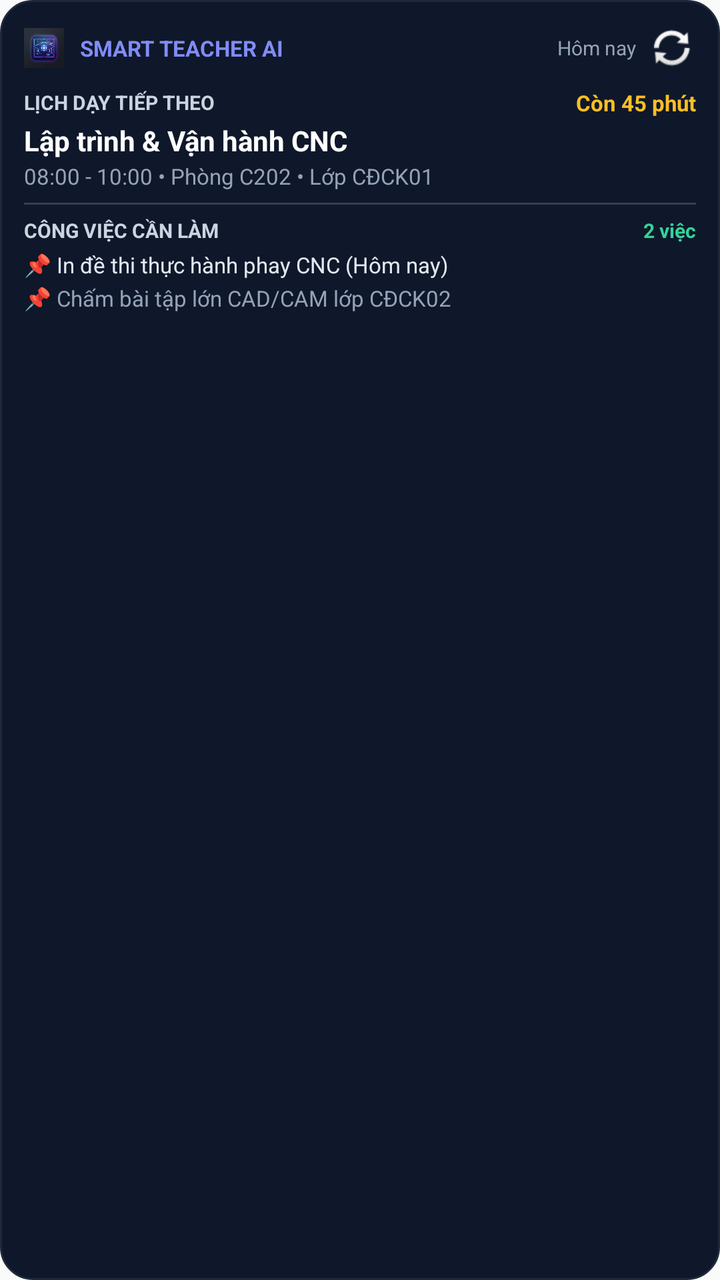
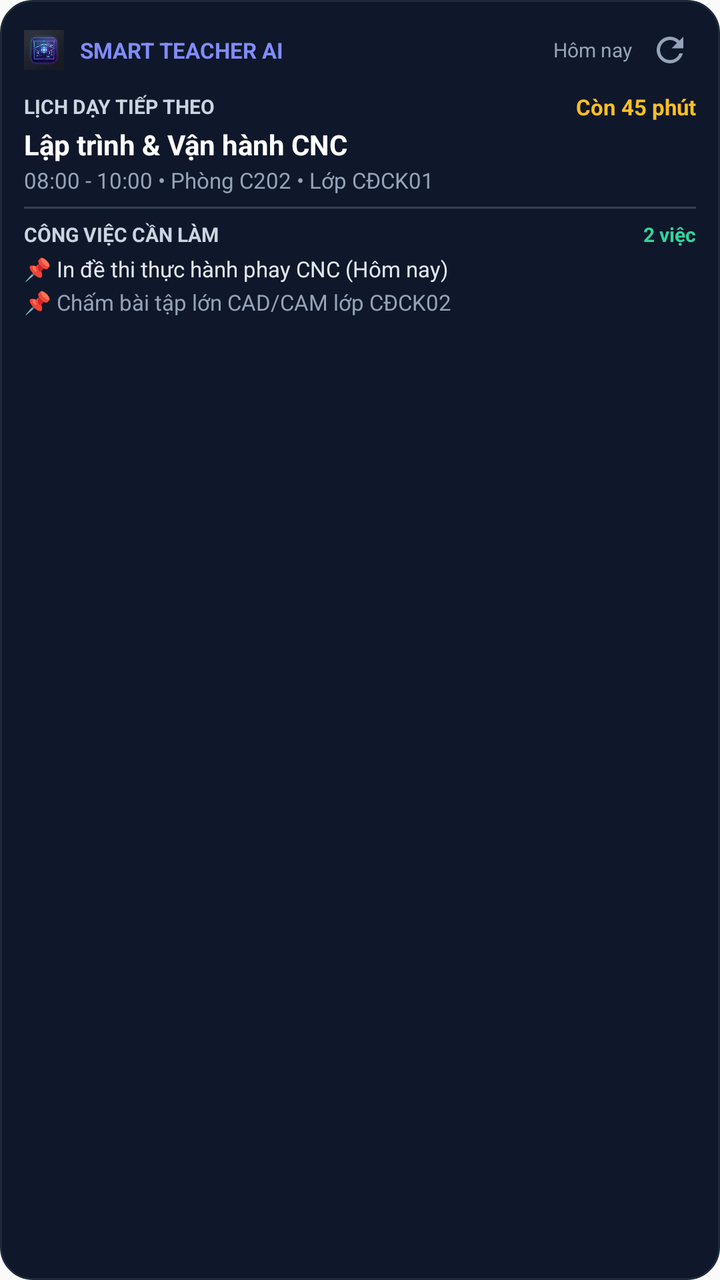

The first picture is an Android layout as it rendered before a commit; the second is the same layout after the commit. The layout source and the unified diff follow.
<!-- AndroidManifest.xml: application theme Theme.SmartTeacherSchedule -->
<!-- res/layout/widget_next_class.xml -->
<?xml version="1.0" encoding="utf-8"?>
<LinearLayout xmlns:android="http://schemas.android.com/apk/res/android"
    android:id="@+id/widget_root"
    android:layout_width="match_parent"
    android:layout_height="match_parent"
    android:background="@drawable/widget_background"
    android:orientation="vertical"
    android:padding="12dp">

    
    <LinearLayout
        android:layout_width="match_parent"
        android:layout_height="wrap_content"
        android:gravity="center_vertical"
        android:orientation="horizontal">

        <ImageView
            android:layout_width="20dp"
            android:layout_height="20dp"
            android:src="@drawable/app_logo"
            android:contentDescription="Logo" />

        <TextView
            android:layout_width="0dp"
            android:layout_height="wrap_content"
            android:layout_marginStart="8dp"
            android:layout_weight="1"
            android:text="SMART TEACHER AI"
            android:textColor="#818CF8"
            android:textSize="11sp"
            android:textStyle="bold" />

        <TextView
            android:id="@+id/widget_date"
            android:layout_width="wrap_content"
            android:layout_height="wrap_content"
            android:text="Hôm nay"
            android:textColor="#94A3B8"
            android:textSize="10sp" />

        <ImageButton
            android:id="@+id/widget_refresh_btn"
            android:layout_width="24dp"
            android:layout_height="24dp"
            android:layout_marginStart="6dp"
            android:background="?android:attr/selectableItemBackground"
            android:src="@android:drawable/ic_popup_sync"
            android:contentDescription="Làm mới" />
    </LinearLayout>

    
    <LinearLayout
        android:layout_width="match_parent"
        android:layout_height="wrap_content"
        android:layout_marginTop="8dp"
        android:gravity="center_vertical"
        android:orientation="horizontal">

        <TextView
            android:id="@+id/widget_label"
            android:layout_width="0dp"
            android:layout_height="wrap_content"
            android:layout_weight="1"
            android:text="LỊCH DẠY TIẾP THEO"
            android:textColor="#CBD5E1"
            android:textSize="10sp"
            android:textStyle="bold" />

        <TextView
            android:id="@+id/widget_countdown"
            android:layout_width="wrap_content"
            android:layout_height="wrap_content"
            android:text="Còn 45 phút"
            android:textColor="#FBBF24"
            android:textSize="11sp"
            android:textStyle="bold" />
    </LinearLayout>

    <TextView
        android:id="@+id/widget_subject"
        android:layout_width="match_parent"
        android:layout_height="wrap_content"
        android:layout_marginTop="2dp"
        android:text="Lập trình &amp; Vận hành CNC"
        android:textColor="#FFFFFF"
        android:textSize="14sp"
        android:textStyle="bold"
        android:maxLines="1"
        android:ellipsize="end" />

    <TextView
        android:id="@+id/widget_details"
        android:layout_width="match_parent"
        android:layout_height="wrap_content"
        android:layout_marginTop="1dp"
        android:text="08:00 - 10:00 • Phòng C202 • Lớp CĐCK01"
        android:textColor="#94A3B8"
        android:textSize="11sp"
        android:maxLines="1"
        android:ellipsize="end" />

    
    <View
        android:layout_width="match_parent"
        android:layout_height="1dp"
        android:layout_marginTop="6dp"
        android:layout_marginBottom="6dp"
        android:background="#334155" />

    
    <LinearLayout
        android:layout_width="match_parent"
        android:layout_height="wrap_content"
        android:gravity="center_vertical"
        android:orientation="horizontal">

        <TextView
            android:layout_width="0dp"
            android:layout_height="wrap_content"
            android:layout_weight="1"
            android:text="CÔNG VIỆC CẦN LÀM"
            android:textColor="#CBD5E1"
            android:textSize="10sp"
            android:textStyle="bold" />

        <TextView
            android:id="@+id/widget_tasks_count"
            android:layout_width="wrap_content"
            android:layout_height="wrap_content"
            android:text="2 việc"
            android:textColor="#34D399"
            android:textSize="10sp"
            android:textStyle="bold" />
    </LinearLayout>

    
    <TextView
        android:id="@+id/widget_task1"
        android:layout_width="match_parent"
        android:layout_height="wrap_content"
        android:layout_marginTop="3dp"
        android:text="📌 In đề thi thực hành phay CNC (Hôm nay)"
        android:textColor="#E2E8F0"
        android:textSize="11sp"
        android:maxLines="1"
        android:ellipsize="end" />

    
    <TextView
        android:id="@+id/widget_task2"
        android:layout_width="match_parent"
        android:layout_height="wrap_content"
        android:layout_marginTop="2dp"
        android:text="📌 Chấm bài tập lớn CAD/CAM lớp CĐCK02"
        android:textColor="#94A3B8"
        android:textSize="11sp"
        android:maxLines="1"
        android:ellipsize="end" />
</LinearLayout>
<!-- resources referenced by this layout -->
<resources>
  <!-- drawable app_logo: png bitmap (drawable, 442501 bytes) -->
  <!-- drawable widget_background (drawable) -->
  <?xml version="1.0" encoding="utf-8"?>
  <shape xmlns:android="http://schemas.android.com/apk/res/android"
      android:shape="rectangle">
      <corners android:radius="16dp" />
      <solid android:color="#0F172A" />
      <stroke
          android:width="1dp"
          android:color="#1E293B" />
  </shape>
  <style name="Theme.SmartTeacherSchedule" parent="android:Theme.Material.Light.NoActionBar">
          <item name="android:statusBarColor">@android:color/transparent</item>
          <item name="android:navigationBarColor">@android:color/transparent</item>
      </style>
</resources>

<!-- the commit's change to res/layout/widget_next_class.xml (unified diff, before → after) -->
@@ -38,13 +38,14 @@
             android:textColor="#94A3B8"
             android:textSize="10sp" />
 
-        <ImageButton
+        <ImageView
             android:id="@+id/widget_refresh_btn"
-            android:layout_width="24dp"
-            android:layout_height="24dp"
+            android:layout_width="26dp"
+            android:layout_height="26dp"
             android:layout_marginStart="6dp"
-            android:background="?android:attr/selectableItemBackground"
-            android:src="@android:drawable/ic_popup_sync"
+            android:padding="3dp"
+            android:background="@android:color/transparent"
+            android:src="@drawable/ic_widget_refresh"
             android:contentDescription="Làm mới" />
     </LinearLayout>
 
<!-- resource entries referenced after the edit -->
@@ -1,6 +1,16 @@
 <!-- resources referenced by this layout -->
 <resources>
   <!-- drawable app_logo: png bitmap (drawable, 442501 bytes) -->
+  <!-- drawable ic_widget_refresh (drawable) -->
+  ﻿<vector xmlns:android="http://schemas.android.com/apk/res/android"
+      android:width="20dp"
+      android:height="20dp"
+      android:viewportWidth="24"
+      android:viewportHeight="24">
+    <path
+        android:fillColor="#94A3B8"
+        android:pathData="M17.65,6.35C16.2,4.9 14.21,4 12,4c-4.42,0 -7.99,3.58 -7.99,8s3.57,8 7.99,8c3.73,0 6.84,-2.55 7.73,-6h-2.08c-0.82,2.33 -3.04,4 -5.65,4 -3.31,0 -6,-2.69 -6,-6s2.69,-6 6,-6c1.66,0 3.14,0.69 4.22,1.78L13,11h7V4l-2.35,2.35z"/>
+  </vector>
   <!-- drawable widget_background (drawable) -->
   <?xml version="1.0" encoding="utf-8"?>
   <shape xmlns:android="http://schemas.android.com/apk/res/android"
